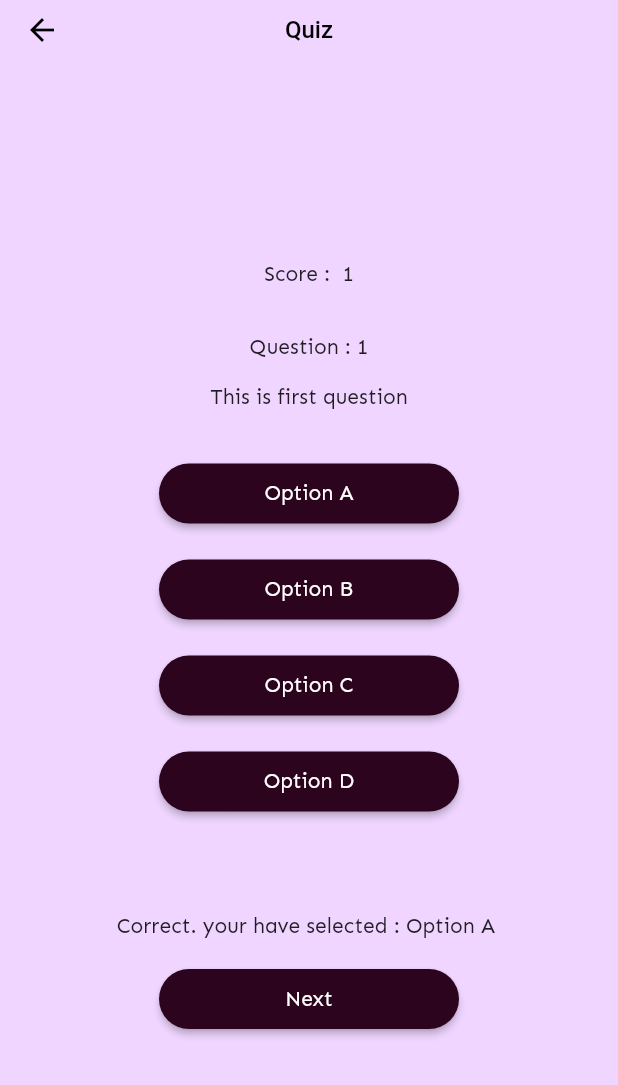
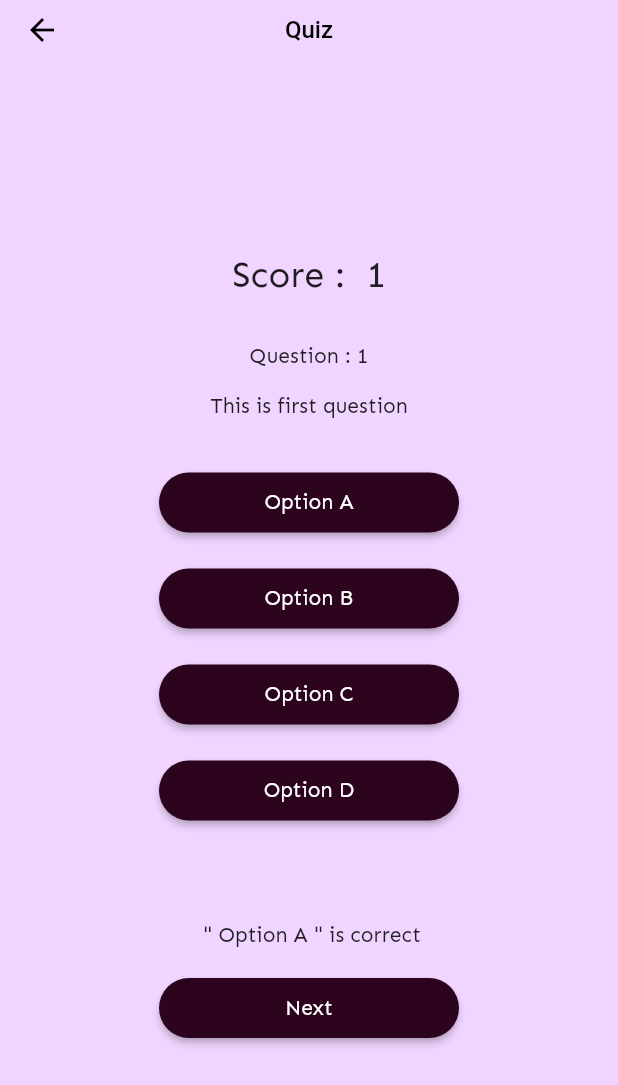
Before and after one commit to alpondith/trivia-quiz, a Flutter app: the QuizView screen opened by its route, after a tap on "Option A", on a phone screen of 412 x 824 dp. Shown: the top 1085 px of the screen. Run offline on Flutter 3.47's test engine with Material 2 defaults, Android fonts, the phone set to English and light mode, and no system bars; our stand-ins replace get, get_storage; accounts and stored records are empty.

Commit message:
message format updated

```diff
--- a/lib/app/modules/quiz/controllers/quiz_controller.dart
+++ b/lib/app/modules/quiz/controllers/quiz_controller.dart
@@ -56,10 +56,10 @@ class QuizController extends GetxController with StateMixin {
     String? selectedAnswer = questions[index][key];
     if (questions[index]['answer'] == key) {
       scorePlus();
-      message = "Correct. your have selected : $selectedAnswer ";
+      message = " \" $selectedAnswer \" is correct";
     } else {
       scoreMinus();
-      message = 'Incorrect. your have selected : $selectedAnswer';
+      message = " \" $selectedAnswer \" is incorrect.";
     }
     messageVisible = true;
     isAnswered = true;
--- a/lib/app/modules/quiz/views/quiz_view.dart
+++ b/lib/app/modules/quiz/views/quiz_view.dart
@@ -19,7 +19,12 @@ class QuizView extends GetView<QuizController> {
             mainAxisAlignment: MainAxisAlignment.center,
             children: [
               Obx(
-                () => Text('Score :  ${controller.score}'),
+                () => Text(
+                  'Score :  ${controller.score}',
+                  style: const TextStyle(
+                    fontSize: 24,
+                  ),
+                ),
               ),
               const SizedBox(height: 32),
               Obx(
```
